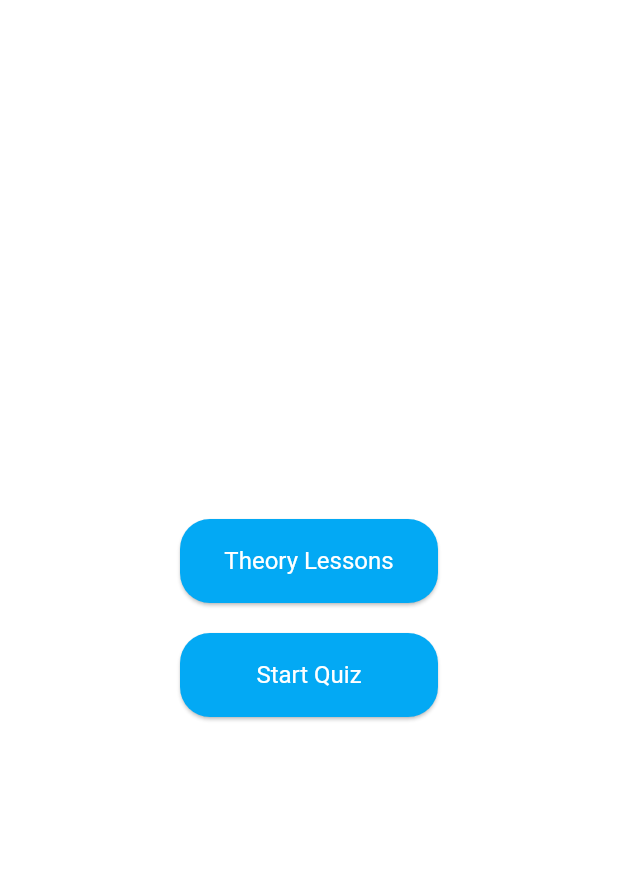
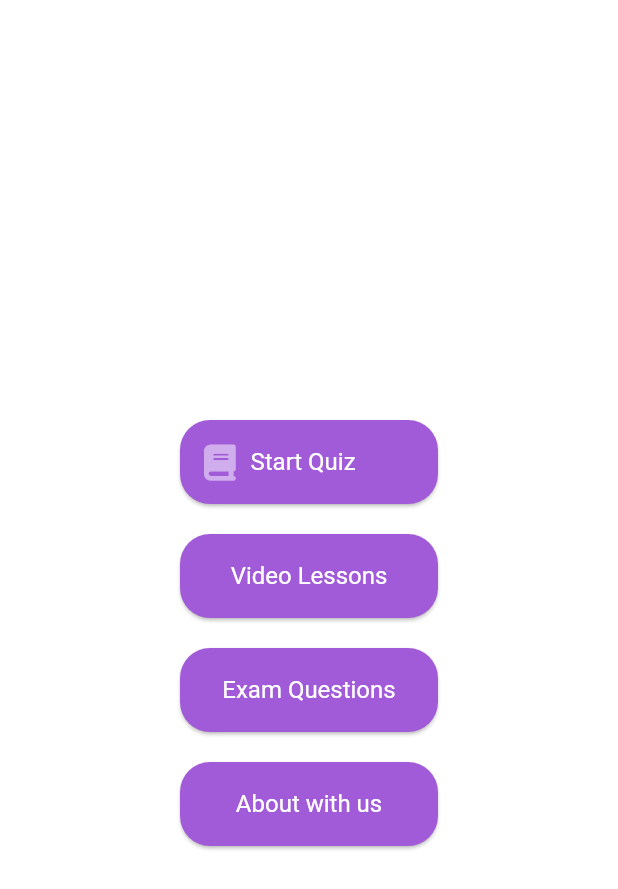
Before and after one commit to Chamidilshan/Quiz_app, a Flutter app: the StartingPage screen opened directly, on a phone screen of 412 x 824 dp. Shown: the top 889 px of the screen. Run offline on Flutter 3.47's test engine with Material 2 defaults, Android fonts, the light colour scheme and no system bars; our stand-ins replace font_awesome_flutter; network calls fail.

Commit message:
added page navigation

```diff
--- a/lib/constants/constants.dart
+++ b/lib/constants/constants.dart
@@ -1,7 +1,7 @@
 import 'package:flutter/material.dart';
 
 Color correctColor = Colors.green;
-Color wrongColor = Colors.redAccent;
+Color wrongColor = Colors.redAccent.withOpacity(0.7);
 Color normalColor = Colors.white70;
 Color backColor = Color(0xFFA15AD8);
 Color backColoreNew = Color(0xFF28ABFF);
--- a/lib/pages/starting_page.dart
+++ b/lib/pages/starting_page.dart
@@ -1,6 +1,7 @@
 import 'package:commerce_quiz_qpp/constants/constants.dart';
 import 'package:commerce_quiz_qpp/pages/home_screen.dart';
 import 'package:flutter/material.dart';
+import 'package:font_awesome_flutter/font_awesome_flutter.dart';
 
 class StartingPage extends StatelessWidget {
   const StartingPage({Key? key}) : super(key: key);
@@ -13,29 +14,34 @@ class StartingPage extends StatelessWidget {
         crossAxisAlignment: CrossAxisAlignment.center,
         mainAxisAlignment: MainAxisAlignment.center,
         children: [
-          GestureDetector(
-            onTap: () {
-              print('pressed lessons');
-            },
-            child: Card(
-              margin: EdgeInsets.symmetric(horizontal: 120.0),
-              shape: RoundedRectangleBorder(
-                borderRadius: BorderRadius.circular(20.0)
-              ),
-              color: Colors.lightBlue,
-              child: Container(
-                child: ListTile(
-                  title: Text(
-                    'Theory Lessons',
-                    textAlign: TextAlign.center,
-                    style: TextStyle(
-                      color: Colors.white
-                    ),
-                  ),
-                ),
-              ),
-            ),
-          ),
+          // GestureDetector(
+          //   onTap: () {
+          //     print('pressed lessons');
+          //   },
+          //   child: Card(
+          //     margin: EdgeInsets.symmetric(horizontal: 120.0),
+          //     shape: RoundedRectangleBorder(
+          //       borderRadius: BorderRadius.circular(20.0)
+          //     ),
+          //     color: backColor,
+          //     child: Container(
+          //       child: Row(
+          //         children: [
+          //           FaIcon(FontAwesomeIcons.bookSkull),
+          //           ListTile(
+          //             title: Text(
+          //               'Theory Lessons',
+          //               textAlign: TextAlign.center,
+          //               style: TextStyle(
+          //                 color: Colors.white
+          //               ),
+          //             ),
+          //           ),
+          //         ],
+          //       ),
+          //     ),
+          //   ),
+          // ),
           SizedBox(
             height: 20.0,
           ),
@@ -53,11 +59,45 @@ class StartingPage extends StatelessWidget {
               shape: RoundedRectangleBorder(
                   borderRadius: BorderRadius.circular(20.0)
               ),
-              color: Colors.lightBlue,
+              color: backColor,
+              child: Container(
+                child: ListTile(
+                  title: Row(
+                    children: [
+                      FaIcon(FontAwesomeIcons.book, color: Colors.white.withOpacity(0.5),),
+                      SizedBox(
+                        width: 10.0,
+                      ),
+                      Text(
+                        'Start Quiz',
+                        textAlign: TextAlign.center,
+                        style: TextStyle(
+                            color: Colors.white
+                        ),
+                      ),
+                    ],
+                  ),
+                ),
+              ),
+            ),
+          ),
+          SizedBox(
+            height: 20.0,
+          ),
+          GestureDetector(
+            onTap: () {
+              print('pressed lessons');
+            },
+            child: Card(
+              margin: EdgeInsets.symmetric(horizontal: 120.0),
+              shape: RoundedRectangleBorder(
+                  borderRadius: BorderRadius.circular(20.0)
+              ),
+              color: backColor,
               child: Container(
                 child: ListTile(
                   title: Text(
-                    'Start Quiz',
+                    'Video Lessons',
                     textAlign: TextAlign.center,
                     style: TextStyle(
                         color: Colors.white
@@ -66,7 +106,59 @@ class StartingPage extends StatelessWidget {
                 ),
               ),
             ),
-          )
+          ),
+          SizedBox(
+            height: 20.0,
+          ),
+          GestureDetector(
+            onTap: () {
+              print('pressed lessons');
+            },
+            child: Card(
+              margin: EdgeInsets.symmetric(horizontal: 120.0),
+              shape: RoundedRectangleBorder(
+                  borderRadius: BorderRadius.circular(20.0)
+              ),
+              color: backColor,
+              child: Container(
+                child: ListTile(
+                  title: Text(
+                    'Exam Questions',
+                    textAlign: TextAlign.center,
+                    style: TextStyle(
+                        color: Colors.white
+                    ),
+                  ),
+                ),
+              ),
+            ),
+          ),
+          SizedBox(
+            height: 20.0,
+          ),
+          GestureDetector(
+            onTap: () {
+              print('pressed lessons');
+            },
+            child: Card(
+              margin: EdgeInsets.symmetric(horizontal: 120.0),
+              shape: RoundedRectangleBorder(
+                  borderRadius: BorderRadius.circular(20.0)
+              ),
+              color: backColor,
+              child: Container(
+                child: ListTile(
+                  title: Text(
+                    'About with us',
+                    textAlign: TextAlign.center,
+                    style: TextStyle(
+                        color: Colors.white
+                    ),
+                  ),
+                ),
+              ),
+            ),
+          ),
 
         ],
       ),
--- a/lib/widgets/next_button_widget.dart
+++ b/lib/widgets/next_button_widget.dart
@@ -7,7 +7,7 @@ class NextButton extends StatelessWidget {
   Widget build(BuildContext context) {
     return Container(
       decoration: BoxDecoration(
-        color: normalColor,
+        color: backColor,
         borderRadius: BorderRadius.circular(20.0)
       ),
       width: double.infinity,
--- a/pubspec.yaml
+++ b/pubspec.yaml
@@ -37,6 +37,7 @@ dependencies:
   # Use with the CupertinoIcons class for iOS style icons.
   cupertino_icons: ^1.0.2
   http: ^0.13.5
+  font_awesome_flutter: ^10.4.0
 
 dev_dependencies:
   flutter_test:
```
Also changed, not shown: lib/main.dart (+2 -13 lines), lib/pages/home_screen.dart (+37 -33 lines), lib/pages/result_page.dart (added, +80 -0 lines), pubspec.lock.
